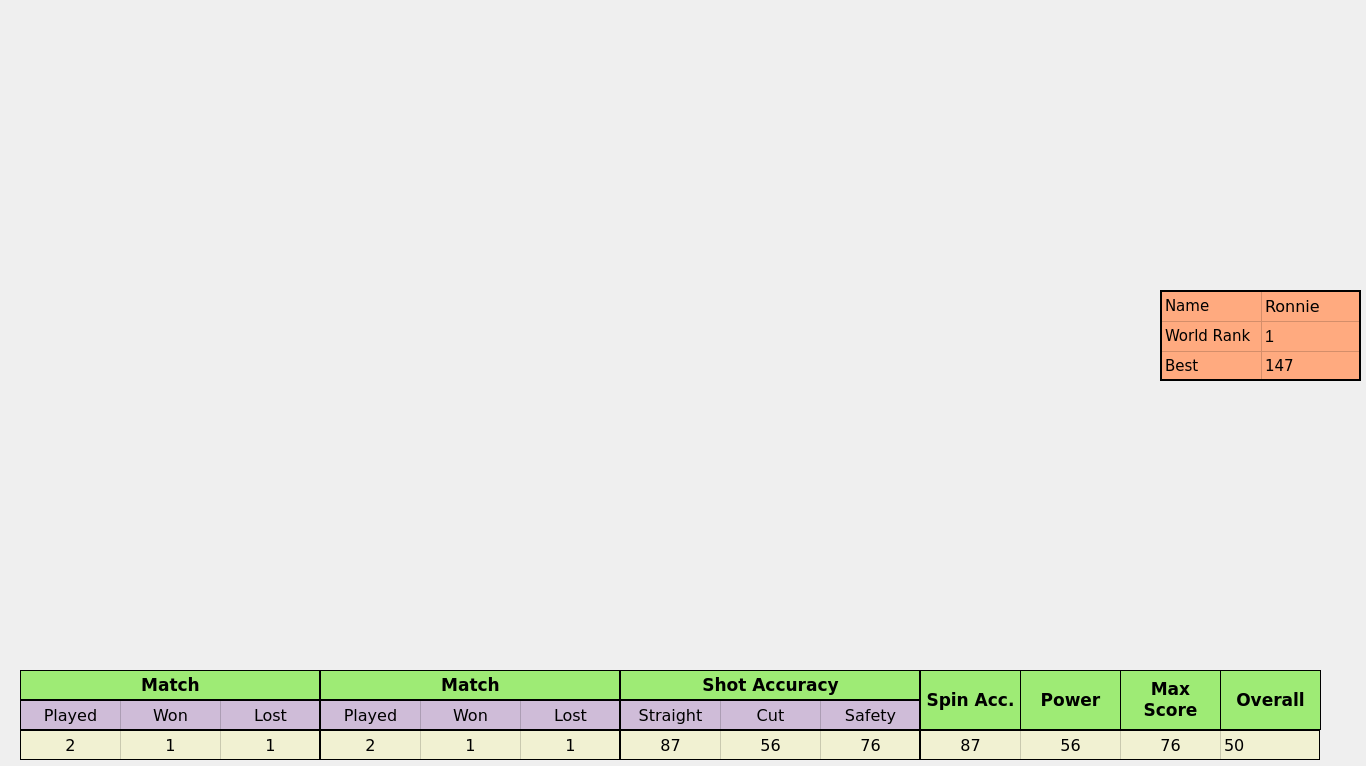
Qt form forms/mainwindow.ui (sanketsudake/spm) before a commit.
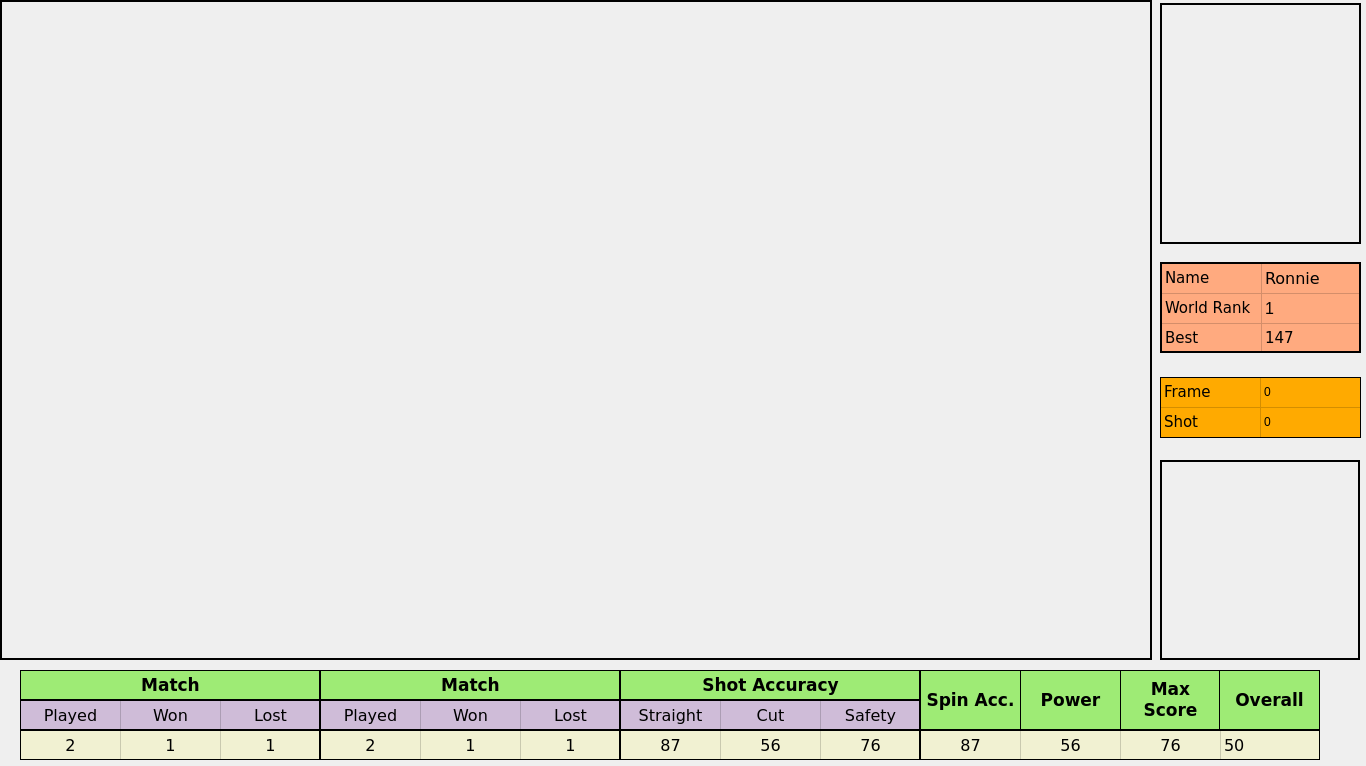
The same form after that commit. Icons and pictures are not drawn.

Commit message: minor changes in UI and added frame count, shot count

```diff
--- a/forms/mainwindow.ui
+++ b/forms/mainwindow.ui
@@ -27,13 +27,14 @@
     <property name="geometry">
      <rect>
       <x>1160</x>
-      <y>0</y>
+      <y>3</y>
       <width>201</width>
       <height>241</height>
      </rect>
     </property>
     <property name="styleSheet">
-     <string notr="true">border-color: rgb(0, 85, 255);</string>
+     <string notr="true">border: 2px solid black;
+</string>
     </property>
     <property name="text">
      <string/>
@@ -51,6 +52,9 @@
       <height>660</height>
      </rect>
     </property>
+    <property name="styleSheet">
+     <string notr="true">border: 2px solid black;</string>
+    </property>
     <property name="text">
      <string/>
     </property>
@@ -59,7 +63,7 @@
     <property name="geometry">
      <rect>
       <x>1160</x>
-      <y>290</y>
+      <y>262</y>
       <width>201</width>
       <height>91</height>
      </rect>
@@ -967,7 +971,7 @@
    <widget class="QTableWidget" name="tableWidget_17">
     <property name="geometry">
      <rect>
-      <x>1220</x>
+      <x>1219</x>
       <y>670</y>
       <width>101</width>
       <height>60</height>
@@ -1200,15 +1204,94 @@
     <property name="geometry">
      <rect>
       <x>1160</x>
-      <y>420</y>
+      <y>460</y>
       <width>200</width>
       <height>200</height>
      </rect>
     </property>
+    <property name="styleSheet">
+     <string notr="true">border: 2px solid black;</string>
+    </property>
+    <property name="lineWidth">
+     <number>2</number>
+    </property>
     <property name="text">
      <string/>
     </property>
    </widget>
+   <widget class="QTableWidget" name="tableWidget_14">
+    <property name="geometry">
+     <rect>
+      <x>1160</x>
+      <y>377</y>
+      <width>201</width>
+      <height>61</height>
+     </rect>
+    </property>
+    <property name="styleSheet">
+     <string notr="true">background-color: rgb(255, 170, 0);</string>
+    </property>
+    <property name="frameShape">
+     <enum>QFrame::Box</enum>
+    </property>
+    <property name="frameShadow">
+     <enum>QFrame::Plain</enum>
+    </property>
+    <property name="verticalScrollBarPolicy">
+     <enum>Qt::ScrollBarAlwaysOff</enum>
+    </property>
+    <property name="horizontalScrollBarPolicy">
+     <enum>Qt::ScrollBarAlwaysOff</enum>
+    </property>
+    <property name="rowCount">
+     <number>2</number>
+    </property>
+    <property name="columnCount">
+     <number>2</number>
+    </property>
+    <attribute name="horizontalHeaderVisible">
+     <bool>false</bool>
+    </attribute>
+    <attribute name="verticalHeaderVisible">
+     <bool>false</bool>
+    </attribute>
+    <row/>
+    <row/>
+    <column/>
+    <column/>
+    <item row="0" column="0">
+     <property name="text">
+      <string>Frame</string>
+     </property>
+     <property name="font">
+      <font>
+       <family>Verdana</family>
+       <pointsize>11</pointsize>
+      </font>
+     </property>
+    </item>
+    <item row="0" column="1">
+     <property name="text">
+      <string>0</string>
+     </property>
+    </item>
+    <item row="1" column="0">
+     <property name="text">
+      <string>Shot</string>
+     </property>
+     <property name="font">
+      <font>
+       <family>Verdana</family>
+       <pointsize>11</pointsize>
+      </font>
+     </property>
+    </item>
+    <item row="1" column="1">
+     <property name="text">
+      <string>0</string>
+     </property>
+    </item>
+   </widget>
   </widget>
  </widget>
  <layoutdefault spacing="6" margin="11"/>
```
The commit also changes 11 other files.
